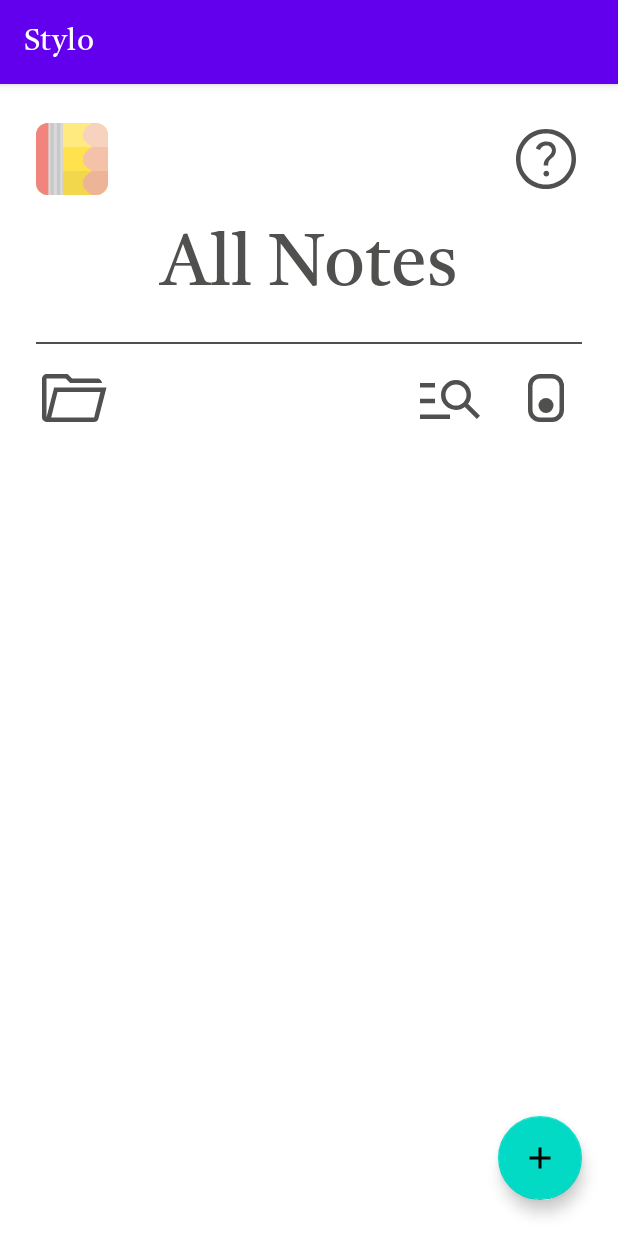
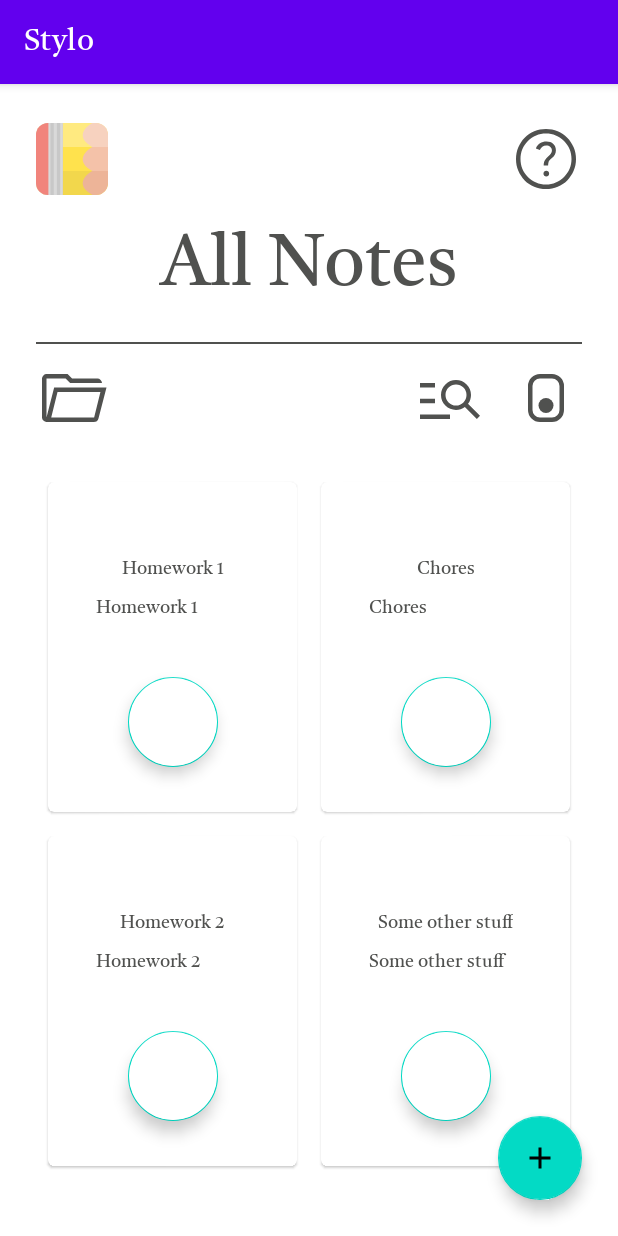
Before and after one commit to Evan-Coulter/Stylo, an Android app: the screen it shows after launch (MainActivity), on a phone screen of 412 x 824 dp. Run offline under Robolectric (Android 15) with nearby library versions, the phone set to English and light mode, and no system bars; our stand-ins replace Room's generated code.

Commit message:
makes recycler view work now

```diff
--- a/app/src/main/java/com/example/stylo/MainApplication.kt
+++ b/app/src/main/java/com/example/stylo/MainApplication.kt
@@ -1,12 +1,50 @@
 package com.example.stylo
 
 import android.app.Application
+import com.example.stylo.data.NotesRepository
 import com.example.stylo.data.database.NotesMetaDataDatabase
-import com.example.stylo.data.NotesRepository
 import com.example.stylo.data.fileaccess.FileAccessSource
+import com.example.stylo.data.model.RoomFolderBuilder
+import com.example.stylo.data.model.RoomNoteBuilder
 
 class MainApplication : Application() {
     val database: NotesMetaDataDatabase by lazy { NotesMetaDataDatabase.getInstance(this) }
     val notesDao by lazy { database.notesMetaDataDao() }
-    val notesRepository by lazy { NotesRepository(notesDao, FileAccessSource(applicationContext)) }
+    val notesRepository by lazy { NotesRepository(notesDao, FileAccessSource(applicationContext)).also { repository ->
+        if (repository.getAllNotes().isEmpty()) {
+            val homeworkNoteIDs = mutableListOf<Int>()
+            homeworkNoteIDs.add(repository.add(RoomNoteBuilder()
+                .setTitle("Homework 1")
+                .setContent("Homework 1 Content")
+                .also { it.setFileName(repository.getCurrentOrGenerateNewFileName(it.build())) }
+                .build()))
+            repository.add(RoomNoteBuilder()
+                .setTitle("Chores")
+                .setContent("Chores Content")
+                .also { it.setFileName(repository.getCurrentOrGenerateNewFileName(it.build())) }
+                .build())
+            homeworkNoteIDs.add(repository.add(RoomNoteBuilder()
+                .setTitle("Homework 2")
+                .setContent("Homework 2 Content")
+                .also { it.setFileName(repository.getCurrentOrGenerateNewFileName(it.build())) }
+                .build()))
+            repository.add(RoomNoteBuilder()
+                .setTitle("Some other stuff")
+                .setContent("some other stuff content")
+                .also { it.setFileName(repository.getCurrentOrGenerateNewFileName(it.build())) }
+                .build())
+            val homeworkFolderId = repository.add(
+                RoomFolderBuilder()
+                    .setColor("Blue")
+                    .setName("Homework")
+                    .build()
+            )
+            homeworkNoteIDs.forEach {
+                repository.addNoteToFolder(
+                    repository.getNote(it),
+                    repository.getFolder(homeworkFolderId)
+                )
+            }
+        }
+    }}
 }
--- a/app/src/main/java/com/example/stylo/list/NoteListFragment.kt
+++ b/app/src/main/java/com/example/stylo/list/NoteListFragment.kt
@@ -30,6 +30,11 @@ class NoteListFragment : Fragment() {
             onNewState(it)
         }
         return view
+    }
+
+    override fun onStart() {
+        super.onStart()
+        viewModel._eventListener.value = NoteListEvent.PageLoaded
     }
 
     override fun onViewCreated(view: View, savedInstanceState: Bundle?) {
@@ -65,6 +70,7 @@ class NoteListFragment : Fragment() {
         val recyclerView: RecyclerView = requireView().findViewById(R.id.list)
         recyclerView.layoutManager = GridLayoutManager(context, 2)
         val adapter = NoteListAdapter(
+            list.toTypedArray(),
             onClickNote = { id -> Toast.makeText(context, "$id note clicked", Toast.LENGTH_SHORT).show() },
             onClickNoteEditDetails = { id -> Toast.makeText(context, "$id note edit details button clicked", Toast.LENGTH_SHORT).show() }
         )
--- a/app/src/main/java/com/example/stylo/list/NoteListRecyclerViewAdapter.kt
+++ b/app/src/main/java/com/example/stylo/list/NoteListRecyclerViewAdapter.kt
@@ -3,15 +3,14 @@ package com.example.stylo.list
 import android.view.LayoutInflater
 import android.view.View
 import android.view.ViewGroup
-import android.widget.Button
 import android.widget.TextView
 import androidx.recyclerview.widget.RecyclerView
 import com.example.stylo.R
 import com.example.stylo.data.model.RoomNote
-import com.example.stylo.data.model.RoomNoteBuilder
+import com.google.android.material.floatingactionbutton.FloatingActionButton
 
 class NoteListAdapter(
-    private val dataset: Array<RoomNote> = listOf(RoomNoteBuilder().setTitle("hello").setContent("world").build()).toTypedArray(),
+    private val dataset: Array<RoomNote>,
     private val onClickNote: (Int)->Unit,
     private val onClickNoteEditDetails: (Int)->Unit
 ) : RecyclerView.Adapter<NoteListAdapter.NoteListRecyclerViewHolder>() {
@@ -35,7 +34,7 @@ class NoteListAdapter(
     class NoteListRecyclerViewHolder(view: View) : RecyclerView.ViewHolder(view) {
         val title: TextView
         val content: TextView
-        val fab: Button
+        val fab: FloatingActionButton
         val view: View
         init {
             title = view.findViewById(R.id.cardViewTitle)
--- a/app/src/main/res/layout/note_list_card_item.xml
+++ b/app/src/main/res/layout/note_list_card_item.xml
@@ -2,12 +2,13 @@
 <com.google.android.material.card.MaterialCardView xmlns:android="http://schemas.android.com/apk/res/android"
     xmlns:app="http://schemas.android.com/apk/res-auto"
     android:layout_width="match_parent"
-    android:layout_height="match_parent"
-    style="?attr/materialCardViewElevatedStyle">
+    android:layout_height="220dp"
+    android:layout_margin="8dp">
 
     <androidx.constraintlayout.widget.ConstraintLayout
         android:layout_width="match_parent"
-        android:layout_height="match_parent">
+        android:layout_height="match_parent"
+        android:layout_margin="12dp">
 
         <TextView
             android:id="@+id/cardViewTitle"
@@ -18,17 +19,17 @@
             app:layout_constraintEnd_toEndOf="parent"
             android:text="Hello World"
             android:layout_margin="40dp"
-            android:textSize="24sp"/>
+            android:textSize="12sp"/>
 
         <TextView
             android:id="@+id/cardViewContent"
             android:layout_width="0dp"
             android:layout_height="0dp"
-            android:layout_marginStart="24dp"
-            android:layout_marginTop="40dp"
-            android:layout_marginEnd="24dp"
+            android:layout_marginStart="20dp"
+            android:layout_marginTop="14dp"
+            android:layout_marginEnd="20dp"
             android:text="Lorem ipsum dolor sit amet, consectetur adipiscing elit. Curabitur egestas, nibh sed efficitur elementum, ex justo accumsan massa, sit amet tempus magna tortor id ante Lorem ipsum dolor sit amet, consectetur adipiscing elit. Curabitur egestas, nibh sed efficitur elementum, ex justo accumsan massa, ..."
-            android:textSize="20sp"
+            android:textSize="12sp"
             app:layout_constraintBottom_toTopOf="@+id/cardViewFAB"
             app:layout_constraintEnd_toEndOf="parent"
             app:layout_constraintStart_toStartOf="parent"
@@ -36,11 +37,12 @@
 
         <com.google.android.material.floatingactionbutton.FloatingActionButton
             android:id="@+id/cardViewFAB"
-            android:layout_width="100dp"
-            android:layout_height="100dp"
-            android:layout_margin="56dp"
-            android:src="@drawable/ic_baseline_add_24"
+            android:layout_width="wrap_content"
+            android:layout_height="wrap_content"
+            android:layout_marginTop="8dp"
+            android:layout_marginBottom="18dp"
             app:fabCustomSize="60dp"
+            android:backgroundTint="@color/white"
             app:layout_constraintBottom_toBottomOf="parent"
             app:layout_constraintEnd_toEndOf="parent"
             app:layout_constraintStart_toStartOf="parent"
```
Also changed, not shown: app/src/main/res/layout/test_recycler_row.xml (added, +15 -0 lines).
